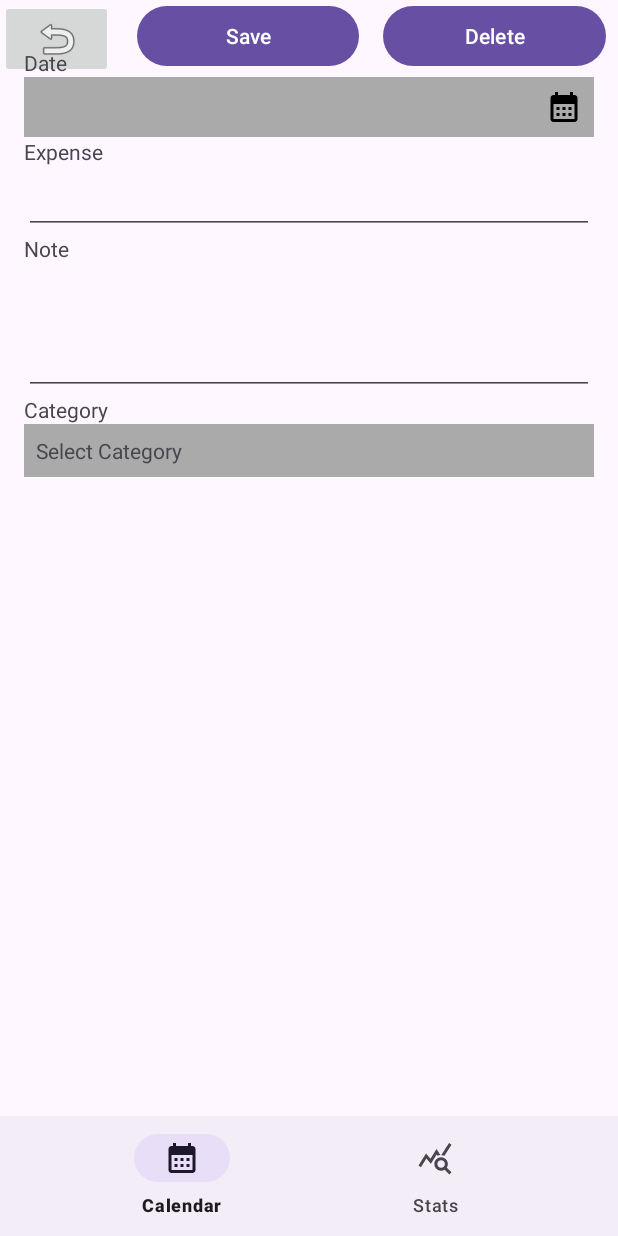
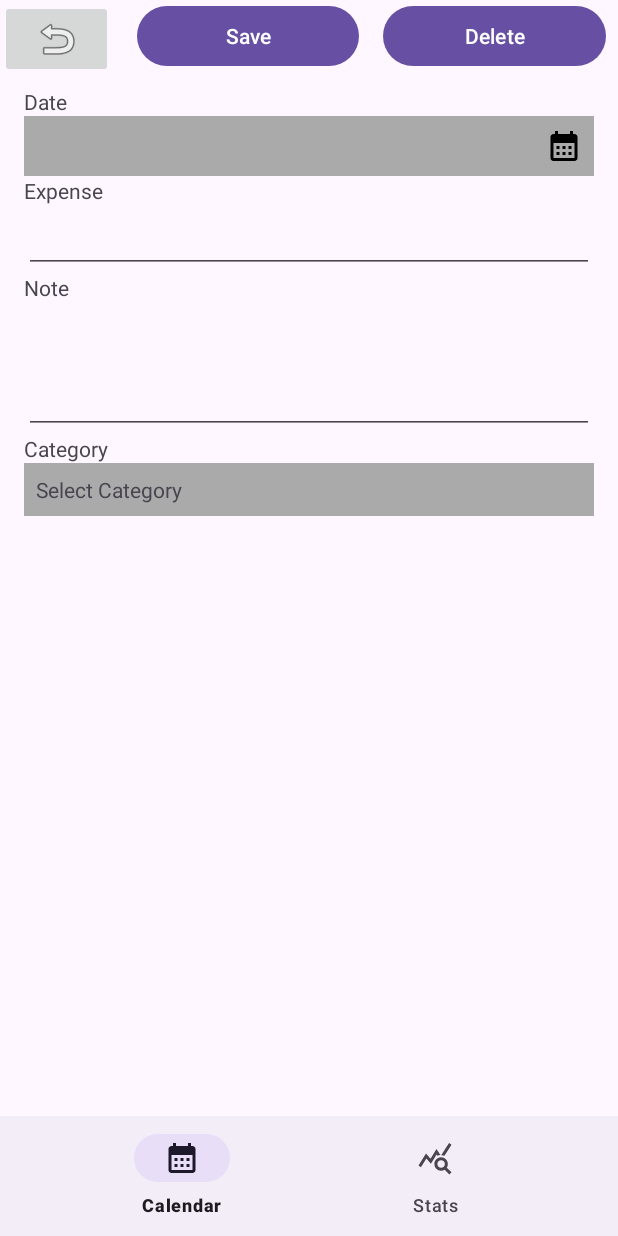
Before and after one commit to RichardFedak/tva, an Android app: the fragment SpendingDetail placed in its activity, on a phone screen of 412 x 824 dp. Run offline under Robolectric (Android 15) with nearby library versions, the phone set to English and light mode, and no system bars; our stand-ins replace Room's generated code.

Commit message:
Move spending detail data down

```diff
--- a/app/src/main/res/layout/fragment_spending_detail.xml
+++ b/app/src/main/res/layout/fragment_spending_detail.xml
@@ -45,7 +45,8 @@
         android:layout_height="wrap_content"
         android:orientation="vertical"
         android:layout_marginTop="16dp"
-        android:padding="16dp">
+        android:padding="16dp"
+        android:layout_marginVertical="42dp" >
 
         <TextView
             android:layout_width="wrap_content"
@@ -57,10 +58,10 @@
             android:layout_width="match_parent"
             android:layout_height="wrap_content"
             android:background="@android:color/darker_gray"
-            android:padding="8dp"
             android:clickable="true"
+            android:drawableRight="@drawable/baseline_calendar_month_24"
             android:focusable="false"
-            android:drawableRight="@drawable/baseline_calendar_month_24"/>
+            android:padding="8dp" />
 
         <TextView
             android:layout_width="wrap_content"
@@ -71,7 +72,7 @@
             android:id="@+id/expenseEditText"
             android:layout_width="match_parent"
             android:layout_height="wrap_content"
-            android:inputType="numberDecimal"/>
+            android:inputType="numberDecimal" />
 
         <TextView
             android:layout_width="wrap_content"
@@ -83,7 +84,7 @@
             android:layout_width="match_parent"
             android:layout_height="wrap_content"
             android:inputType="textMultiLine"
-            android:minLines="3"/>
+            android:minLines="3" />
 
         <TextView
             android:layout_width="wrap_content"
@@ -95,10 +96,10 @@
             android:layout_width="match_parent"
             android:layout_height="wrap_content"
             android:background="@android:color/darker_gray"
+            android:clickable="true"
+            android:focusable="true"
             android:padding="8dp"
-            android:text="Select Category"
-            android:clickable="true"
-            android:focusable="true"/>
+            android:text="Select Category" />
 
     </LinearLayout>
 
```
